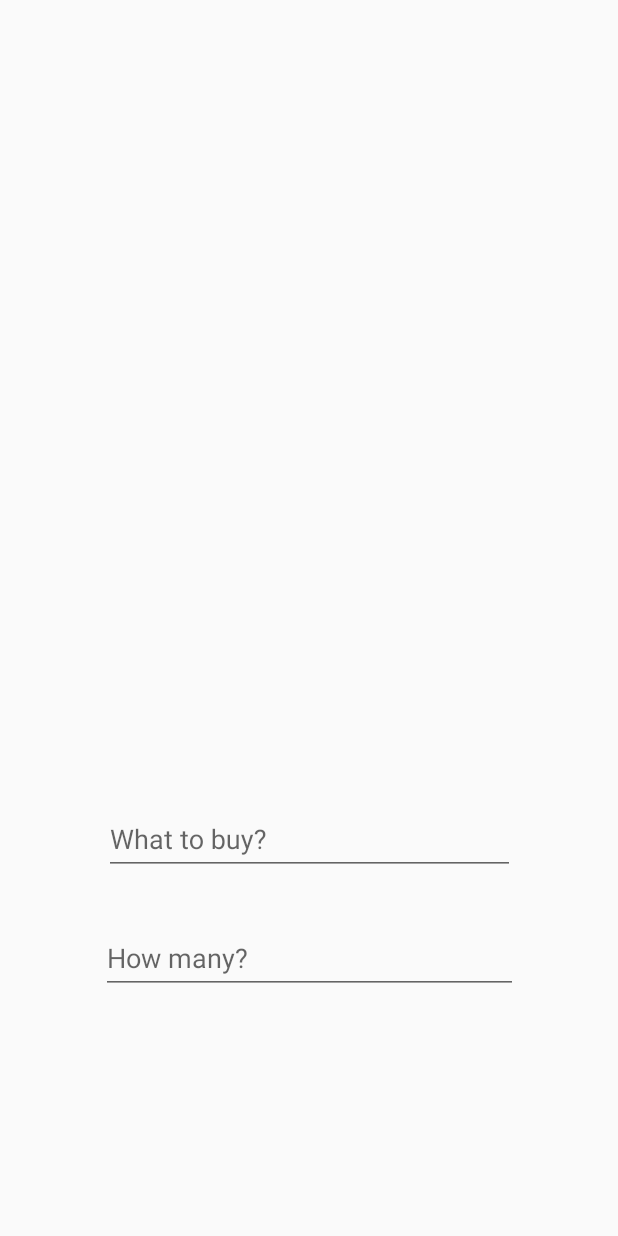
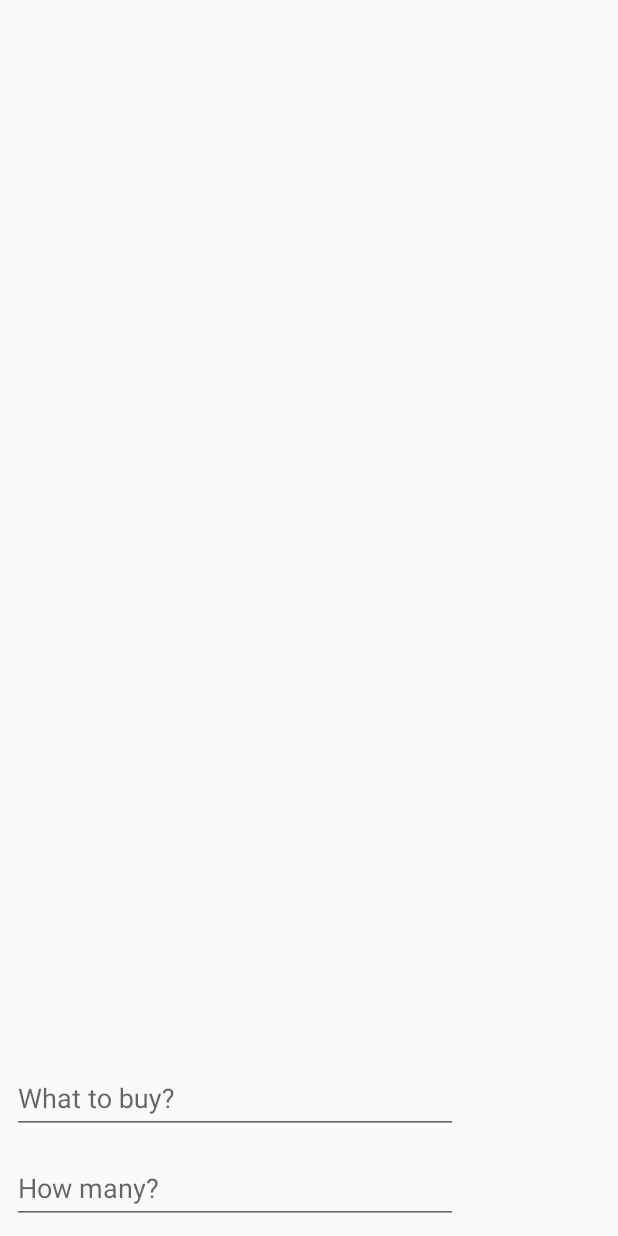
Before and after one commit to YasmineBY/Level-4-Task-1, an Android app: the layout content_main.xml on its own in the app's theme, with its tools: preview values and no code run, on a phone screen of 412 x 824 dp. Run offline under Robolectric (Android 15) with nearby library versions, the phone set to English and light mode, and no system bars.

```diff
--- a/app/src/main/java/com/example/shoppinglist/Dao/ProductDao.kt
+++ b/app/src/main/java/com/example/shoppinglist/Dao/ProductDao.kt
@@ -8,7 +8,6 @@ import com.example.shoppinglist.shoppinglist.Product
 
 
 @Dao
-
 interface ProductDao {
 
     @Query("SELECT * FROM product_table")
@@ -22,4 +21,5 @@ interface ProductDao {
 
     @Query("DELETE FROM product_table")
     suspend fun deleteAllProducts()
+
 }
--- a/app/src/main/java/com/example/shoppinglist/Repositories/ProductRepository.kt
+++ b/app/src/main/java/com/example/shoppinglist/Repositories/ProductRepository.kt
@@ -10,7 +10,8 @@ class ProductRepository(context: Context) {
     private val productDao: ProductDao
 
     init {
-        val database = ShoppingListRoomDatabase.getDatabase(context)
+        val database =
+            ShoppingListRoomDatabase.getDatabase(context)
         productDao = database!!.productDao()
     }
 
--- a/app/src/main/java/com/example/shoppinglist/model/ShoppingListRoomDatabase.kt
+++ b/app/src/main/java/com/example/shoppinglist/model/ShoppingListRoomDatabase.kt
@@ -6,6 +6,7 @@ import androidx.room.Room
 import androidx.room.RoomDatabase
 import com.example.shoppinglist.Dao.ProductDao
 import com.example.shoppinglist.shoppinglist.Product
+
 
 
 @Database(entities = [Product::class], version = 1, exportSchema = false)
@@ -24,8 +25,7 @@ abstract class ShoppingListRoomDatabase : RoomDatabase() {
                 synchronized(ShoppingListRoomDatabase::class.java) {
                     if (shoppingListRoomDatabaseInstance == null) {
                         shoppingListRoomDatabaseInstance =
-                            Room.databaseBuilder(
-                                context.applicationContext,
+                            Room.databaseBuilder(context.applicationContext,
                                 ShoppingListRoomDatabase::class.java,
                                 DATABASE_NAME
                             ).build()
@@ -35,4 +35,5 @@ abstract class ShoppingListRoomDatabase : RoomDatabase() {
             return shoppingListRoomDatabaseInstance
         }
     }
+
 }
--- a/app/src/main/res/layout/content_main.xml
+++ b/app/src/main/res/layout/content_main.xml
@@ -4,52 +4,55 @@
     xmlns:tools="http://schemas.android.com/tools"
     android:layout_width="match_parent"
     android:layout_height="match_parent"
-    app:layout_behavior="@string/appbar_scrolling_view_behavior">
+    android:padding="8dp"
+    app:layout_behavior="@string/appbar_scrolling_view_behavior"
+    tools:context=".ui.MainActivity"
+    tools:showIn="@layout/activity_main">
 
     <androidx.recyclerview.widget.RecyclerView
         android:id="@+id/rvShoppingList"
-        android:layout_width="388dp"
-        android:layout_height="495dp"
-        android:layout_marginStart="16dp"
-        android:layout_marginTop="16dp"
-        android:layout_marginEnd="16dp"
+        android:layout_width="match_parent"
+        android:layout_height="0dp"
+        app:layout_constraintBottom_toTopOf="@id/tilProduct"
         app:layout_constraintEnd_toEndOf="parent"
-        app:layout_constraintHorizontal_bias="0.5"
         app:layout_constraintStart_toStartOf="parent"
         app:layout_constraintTop_toTopOf="parent" />
 
     <com.google.android.material.textfield.TextInputLayout
-        android:id="@+id/etBuy"
-        android:layout_width="274dp"
-        android:layout_height="63dp"
-        android:layout_marginTop="16dp"
-        app:layout_constraintEnd_toEndOf="parent"
-        app:layout_constraintHorizontal_bias="0.5"
+        android:id="@+id/tilProduct"
+        android:layout_width="0dp"
+        android:layout_height="wrap_content"
+        android:layout_marginBottom="4dp"
+        app:layout_constraintBottom_toTopOf="@id/tilQuantity"
         app:layout_constraintStart_toStartOf="parent"
-        app:layout_constraintTop_toBottomOf="@+id/rvShoppingList">
+        app:layout_constraintWidth_percent="0.75">
 
         <com.google.android.material.textfield.TextInputEditText
-            android:id="@+id/inputWhatBuy"
+            android:id="@+id/etProduct"
             android:layout_width="match_parent"
             android:layout_height="wrap_content"
-            android:hint="@string/whatBuy" />
+            android:hint="What to buy?"
+            android:inputType="text"
+            android:maxLines="1" />
+
     </com.google.android.material.textfield.TextInputLayout>
 
     <com.google.android.material.textfield.TextInputLayout
-        android:id="@+id/etAmount"
-        android:layout_width="278dp"
-        android:layout_height="72dp"
-        android:layout_marginTop="16dp"
-        app:layout_constraintEnd_toEndOf="parent"
-        app:layout_constraintHorizontal_bias="0.5"
+        android:id="@+id/tilQuantity"
+        android:layout_width="0dp"
+        android:layout_height="wrap_content"
+        app:layout_constraintBottom_toBottomOf="parent"
         app:layout_constraintStart_toStartOf="parent"
-        app:layout_constraintTop_toBottomOf="@+id/etBuy">
+        app:layout_constraintWidth_percent="0.75">
 
         <com.google.android.material.textfield.TextInputEditText
-            android:id="@+id/inputAmount"
+            android:id="@+id/etQuantity"
             android:layout_width="match_parent"
             android:layout_height="wrap_content"
-            android:hint="@string/howMany" />
+            android:hint="How many?"
+            android:inputType="number"
+            android:maxLines="1" />
+
     </com.google.android.material.textfield.TextInputLayout>
 
 </androidx.constraintlayout.widget.ConstraintLayout>
```
Also changed, not shown: app/src/main/java/com/example/shoppinglist/shoppinglist/MainActivity.kt (+58 -55 lines), app/src/main/java/com/example/shoppinglist/shoppinglist/ProductAdapter.kt (+8 -9 lines).
